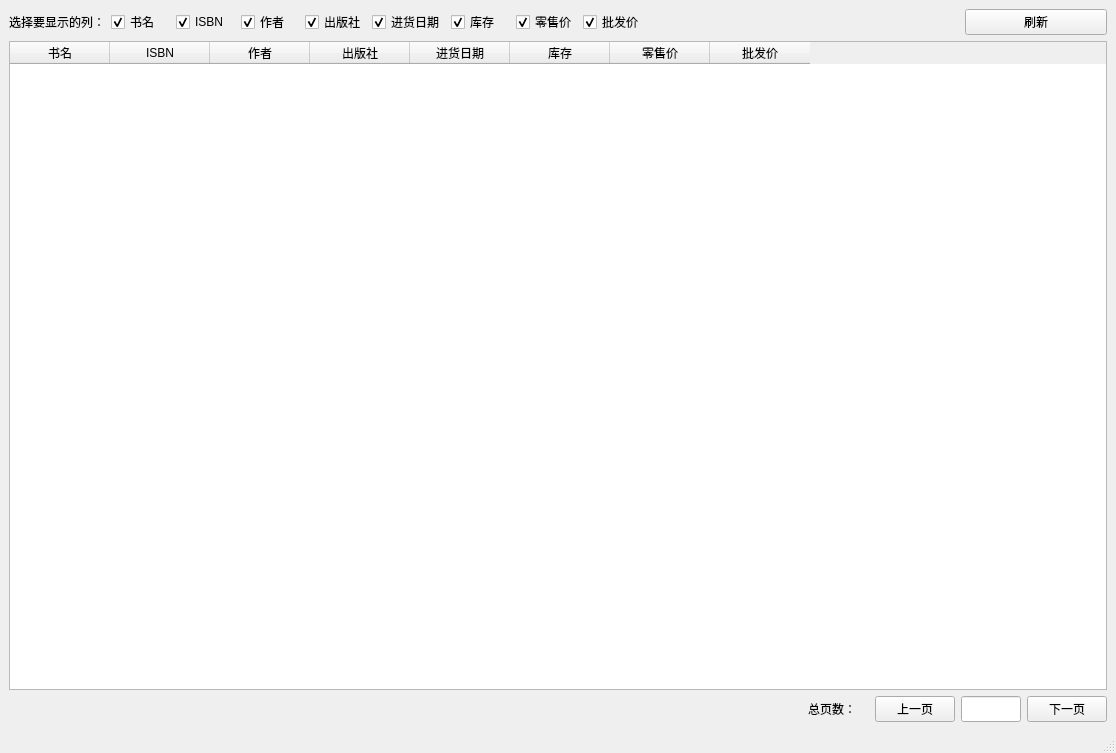
Above: ui/ReportWindow.ui from li1553770945/course-design-GUI before the change. Below: the same form after it.
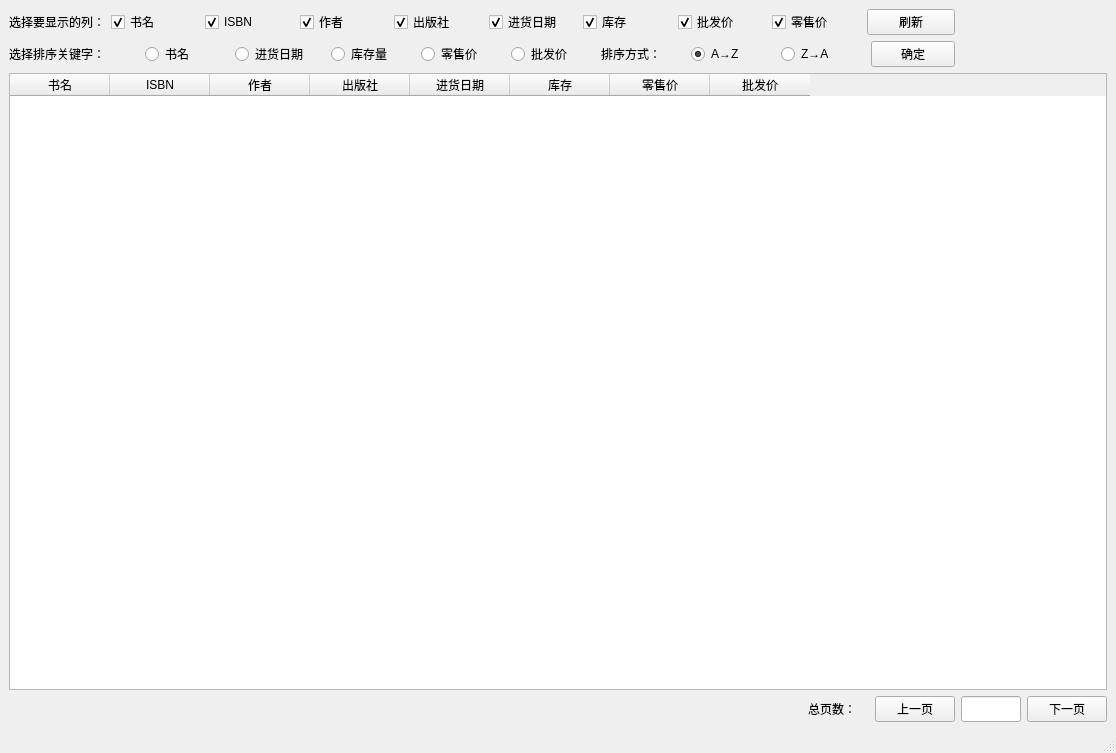
That is the form after the change.

Commit message: 修复了删除一本书后删除按钮仍然可点击导致崩溃的BUG；报表模块新增排序功能。

Patch:
```diff
--- a/ui/ReportWindow.ui
+++ b/ui/ReportWindow.ui
@@ -21,14 +21,16 @@
   </property>
   <widget class="QWidget" name="centralwidget">
    <layout class="QGridLayout" name="gridLayout">
-    <item row="0" column="0">
+    <item row="0" column="0" colspan="2">
+     <layout class="QHBoxLayout" name="horizontalLayout">
+      <item>
      <widget class="QLabel" name="label">
       <property name="text">
        <string>选择要显示的列：</string>
       </property>
      </widget>
     </item>
-    <item row="0" column="1">
+      <item>
      <widget class="QCheckBox" name="CheckBoxName">
       <property name="text">
        <string>书名</string>
@@ -38,7 +40,7 @@
       </property>
      </widget>
     </item>
-    <item row="0" column="2">
+      <item>
      <widget class="QCheckBox" name="CheckBoxISBN">
       <property name="text">
        <string>ISBN</string>
@@ -48,7 +50,7 @@
       </property>
      </widget>
     </item>
-    <item row="0" column="3">
+      <item>
      <widget class="QCheckBox" name="CheckBoxAuthor">
       <property name="text">
        <string>作者</string>
@@ -58,7 +60,7 @@
       </property>
      </widget>
     </item>
-    <item row="0" column="4">
+      <item>
      <widget class="QCheckBox" name="CheckBoxPublisher">
       <property name="text">
        <string>出版社</string>
@@ -68,7 +70,7 @@
       </property>
      </widget>
     </item>
-    <item row="0" column="5">
+      <item>
      <widget class="QCheckBox" name="CheckBoxDateAdded">
       <property name="text">
        <string>进货日期</string>
@@ -78,7 +80,7 @@
       </property>
      </widget>
     </item>
-    <item row="0" column="6">
+      <item>
      <widget class="QCheckBox" name="CheckBoxQty">
       <property name="text">
        <string>库存</string>
@@ -88,17 +90,7 @@
       </property>
      </widget>
     </item>
-    <item row="0" column="7">
-     <widget class="QCheckBox" name="CheckBoxRetail">
-      <property name="text">
-       <string>零售价</string>
-      </property>
-      <property name="checked">
-       <bool>true</bool>
-      </property>
-     </widget>
-    </item>
-    <item row="0" column="8">
+      <item>
      <widget class="QCheckBox" name="CheckBoxWholesale">
       <property name="text">
        <string>批发价</string>
@@ -108,27 +100,124 @@
       </property>
      </widget>
     </item>
-    <item row="0" column="9" colspan="2">
-     <spacer name="horizontalSpacer">
-      <property name="orientation">
-       <enum>Qt::Horizontal</enum>
-      </property>
-      <property name="sizeHint" stdset="0">
-       <size>
-        <width>309</width>
-        <height>20</height>
-       </size>
-      </property>
-     </spacer>
-    </item>
-    <item row="0" column="11">
+      <item>
+       <widget class="QCheckBox" name="CheckBoxRetail">
+        <property name="text">
+         <string>零售价</string>
+        </property>
+        <property name="checked">
+         <bool>true</bool>
+        </property>
+       </widget>
+      </item>
+      <item>
      <widget class="QPushButton" name="ButtonFlush">
       <property name="text">
        <string>刷新</string>
       </property>
      </widget>
     </item>
-    <item row="1" column="0" colspan="12">
+     </layout>
+    </item>
+    <item row="1" column="0" colspan="2">
+     <layout class="QHBoxLayout" name="SortControl">
+      <item>
+       <widget class="QLabel" name="label_3">
+        <property name="minimumSize">
+         <size>
+          <width>130</width>
+          <height>0</height>
+         </size>
+        </property>
+        <property name="text">
+         <string>选择排序关键字：</string>
+        </property>
+       </widget>
+      </item>
+      <item>
+       <widget class="QRadioButton" name="RadioName">
+        <property name="text">
+         <string>书名</string>
+        </property>
+        <property name="checked">
+         <bool>true</bool>
+        </property>
+       </widget>
+      </item>
+      <item>
+       <widget class="QRadioButton" name="RadioDateAdded">
+        <property name="minimumSize">
+         <size>
+          <width>90</width>
+          <height>0</height>
+         </size>
+        </property>
+        <property name="text">
+         <string>进货日期</string>
+        </property>
+       </widget>
+      </item>
+      <item>
+       <widget class="QRadioButton" name="RadioQty">
+        <property name="text">
+         <string>库存量</string>
+        </property>
+       </widget>
+      </item>
+      <item>
+       <widget class="QRadioButton" name="RadioRetail">
+        <property name="text">
+         <string>零售价</string>
+        </property>
+       </widget>
+      </item>
+      <item>
+       <widget class="QRadioButton" name="RadioWholesale">
+        <property name="text">
+         <string>批发价</string>
+        </property>
+       </widget>
+      </item>
+      <item>
+       <widget class="QLabel" name="label_4">
+        <property name="text">
+         <string>排序方式：</string>
+        </property>
+       </widget>
+      </item>
+      <item>
+       <widget class="QRadioButton" name="RadioPositive">
+        <property name="text">
+         <string>A→Z</string>
+        </property>
+        <property name="checked">
+         <bool>true</bool>
+        </property>
+        <attribute name="buttonGroup">
+         <string notr="true">buttonGroup</string>
+        </attribute>
+       </widget>
+      </item>
+      <item>
+       <widget class="QRadioButton" name="RadioBackward">
+        <property name="text">
+         <string>Z→A</string>
+        </property>
+        <attribute name="buttonGroup">
+         <string notr="true">buttonGroup</string>
+        </attribute>
+       </widget>
+      </item>
+      <item>
+       <widget class="QPushButton" name="ButtonSortConfirm">
+        <property name="text">
+         <string>确定</string>
+        </property>
+       </widget>
+      </item>
+     </layout>
+    </item>
+    <item row="2" column="0" colspan="3">
      <widget class="QTableWidget" name="Table">
       <property name="sizePolicy">
        <sizepolicy hsizetype="Preferred" vsizetype="Expanding">
@@ -235,7 +324,7 @@
       </column>
      </widget>
     </item>
-    <item row="2" column="0" colspan="10">
+    <item row="3" column="0">
      <spacer name="horizontalSpacer_2">
       <property name="orientation">
        <enum>Qt::Horizontal</enum>
@@ -248,8 +337,8 @@
       </property>
      </spacer>
     </item>
-    <item row="2" column="10" colspan="2">
-     <layout class="QHBoxLayout" name="horizontalLayout">
+    <item row="3" column="1" colspan="2">
+     <layout class="QHBoxLayout" name="PageControl">
       <item>
        <widget class="QLabel" name="label_2">
         <property name="text">
```
Left out of the diff: 8 changed lines with no effect on the pictures. Lines whose indentation alone changed are shown as unchanged. The commit also changes 8 other files.
